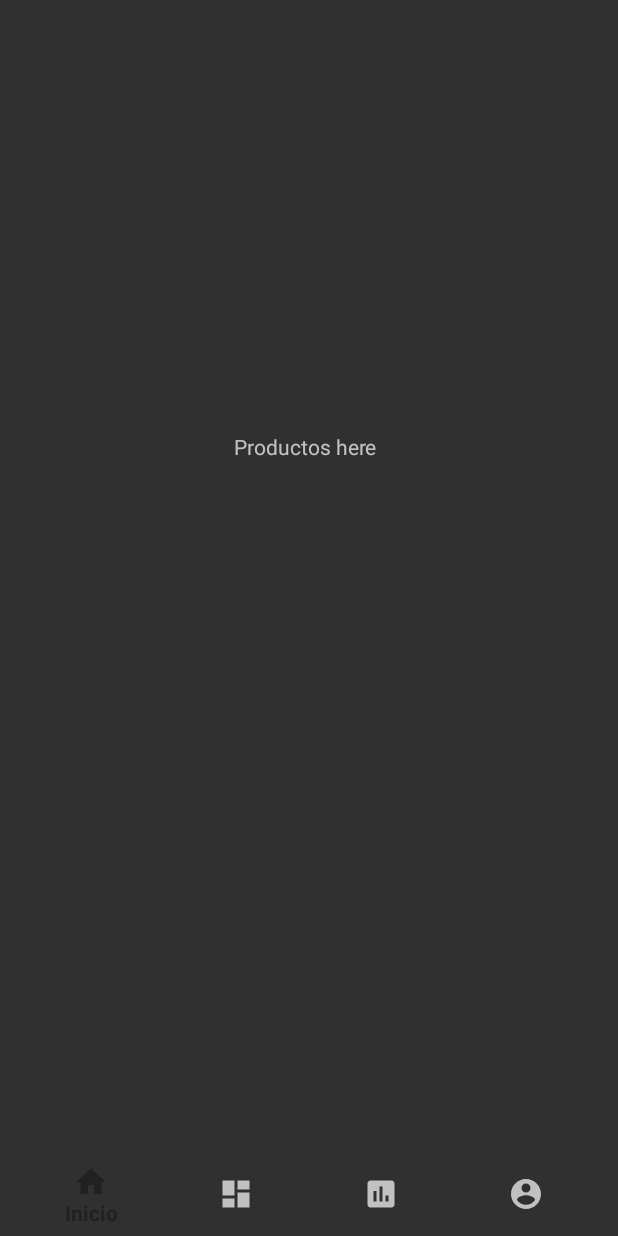
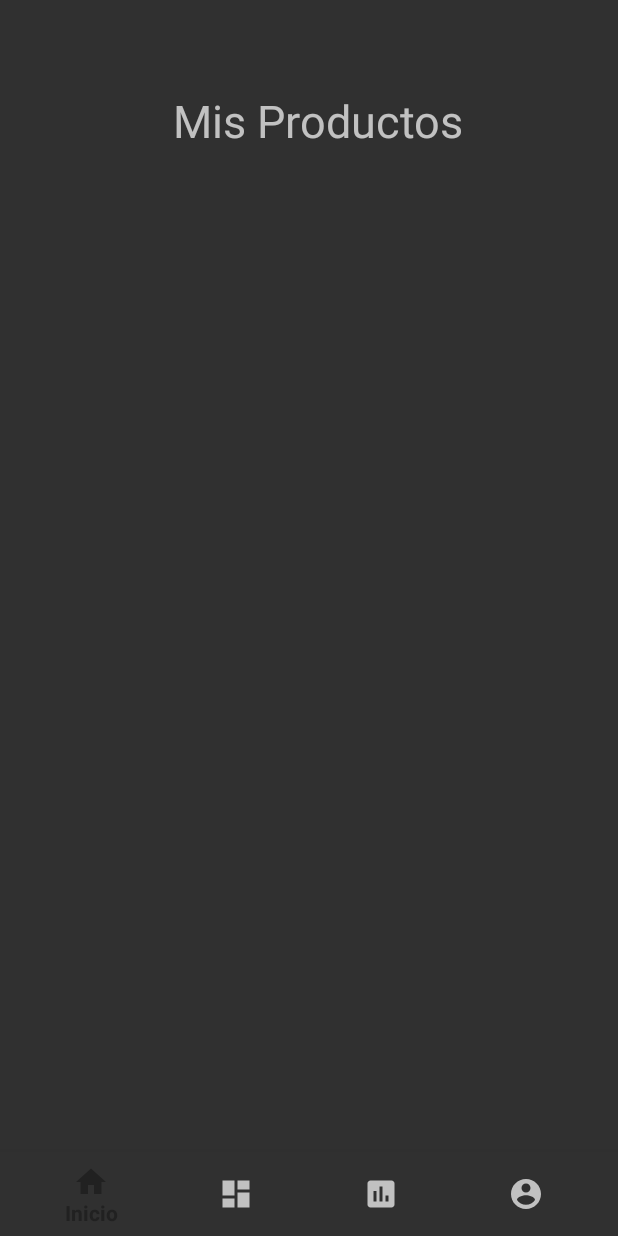
Before and after one commit to Zrisan1/Proyecto_RCON, an Android app: the fragment Producto_Fragment placed in its activity, on a phone screen of 412 x 824 dp. Run offline under Robolectric (Android 15) with nearby library versions, the phone set to English and light mode, and no system bars.

Commit message:
TITULO_PRODUCTOS
Solamente puse el titulo asdkjashd solo estoy probando con otro proyecto y no da :'v asdasd no puedo subir imagernes :'v

```diff
--- a/app/src/main/res/layout/producto_fragment.xml
+++ b/app/src/main/res/layout/producto_fragment.xml
@@ -8,11 +8,18 @@
 
     <TextView
         android:id="@+id/textView3"
-        android:layout_width="wrap_content"
+        android:layout_width="197dp"
         android:layout_height="wrap_content"
-        android:layout_marginStart="156dp"
-        android:layout_marginTop="288dp"
-        android:text="Productos here"
+        android:layout_alignParentStart="true"
+        android:layout_alignParentTop="true"
+        android:layout_alignParentEnd="true"
+        android:layout_marginStart="115dp"
+        android:layout_marginTop="60dp"
+        android:layout_marginEnd="99dp"
+        android:layout_marginRight="7dp"
+        android:layout_marginBottom="60dp"
+        android:text="Mis Productos"
+        android:textSize="30dp"
         app:layout_constraintStart_toStartOf="parent"
         app:layout_constraintTop_toTopOf="parent" />
 </RelativeLayout>
```
